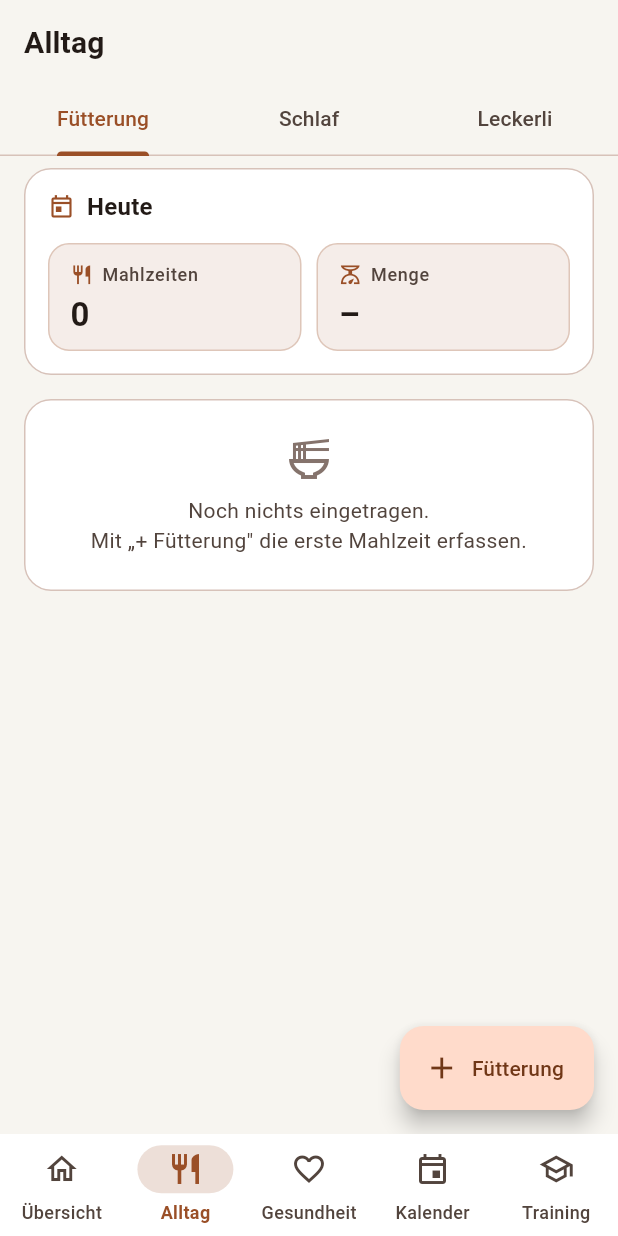
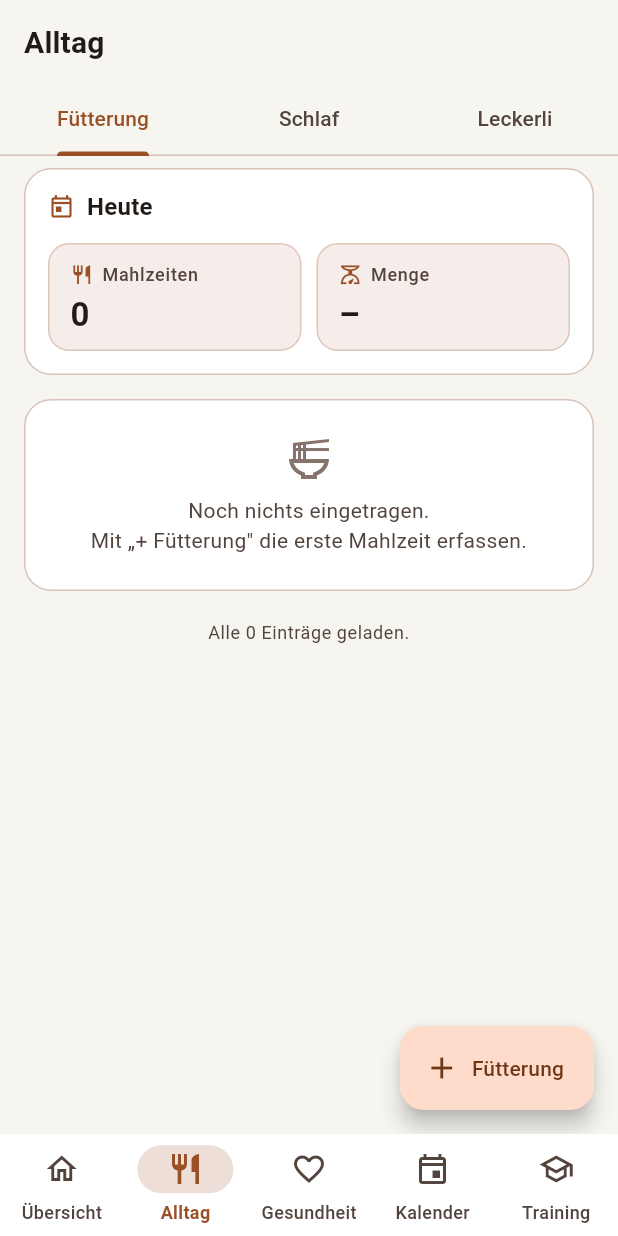
Before and after one commit to Nachtigall15/Moto, a Flutter app: the screen it shows once a user with an empty profile is signed in, after a tap on "Fütterung", on a phone screen of 412 x 824 dp. Run offline on Flutter 3.47's test engine with Material 3 defaults, Android fonts, the phone set to English and light mode, and no system bars; our stand-ins replace cloud_firestore, firebase_auth, firebase_core, fl_chart, flutter_map, geolocator and 3 more; accounts and stored records are empty.

Commit message:
Knopf zum Nachladen älterer Einträge
Das Fenster allein war die halbe Sache: Wer die alten Einträge nicht
erreichen kann, hält sie irgendwann für verloren. Unter jeder
wachsenden Liste steht jetzt, wie viele Einträge geladen sind – und
solange es noch ältere geben kann, ein Knopf "Ältere laden".

Dafür hängen die begrenzten Listen nicht mehr an einem festen
Abonnement, sondern werden je Bereich einzeln geführt. Nachladen setzt
schlicht dasselbe Abonnement mit größerem Fenster neu auf. Das ist
beliebig oft wiederholbar, kann nichts doppelt einspielen und nichts
auslassen; ist alles da, verschwindet der Knopf und die Zeile sagt
"Alle Einträge geladen".

Eingebaut in Fütterung, Schlaf, Entwicklung, Kalender und
Medikamentengaben.

Zur Klarstellung, weil die Frage berechtigt war: Die Grenze betrifft
ausschließlich das Laden. Gespeichert bleibt immer alles.

Co-Authored-By: Claude Opus 5 <noreply@anthropic.com>
Claude-Session: https://claude.ai/code/session_011kqfhCAMdKBSJoGVx4LySy

```diff
--- a/dogapp/lib/features/calendar/calendar_screen.dart
+++ b/dogapp/lib/features/calendar/calendar_screen.dart
@@ -123,6 +123,8 @@ class CalendarScreen extends StatelessWidget {
                 ),
                 const SizedBox(height: 16),
               ],
+          const MehrLaden(bereich: Bereich.termine),
+          const SizedBox(height: 16),
           if (erledigt.isNotEmpty) ...[
             Card(
               child: ExpansionTile(
--- a/dogapp/lib/features/common/ui.dart
+++ b/dogapp/lib/features/common/ui.dart
@@ -1,4 +1,7 @@
 import 'package:flutter/material.dart';
+import 'package:provider/provider.dart';
+
+import '../../state/app_state.dart';
 
 /// Karte mit Überschrift – das Grundelement aller Screens.
 class SectionCard extends StatelessWidget {
@@ -149,6 +152,74 @@ class StatTile extends StatelessWidget {
   }
 }
 
+/// Fuß einer wachsenden Liste: sagt, wie viel geladen ist, und lädt
+/// auf Knopfdruck den nächsten Schwung älterer Einträge dazu.
+///
+/// Die App zeigt aus Geschwindigkeitsgründen nur einen Ausschnitt der
+/// jüngsten Vergangenheit. Ohne diesen Fuß wäre nicht erkennbar, dass
+/// es überhaupt noch mehr gibt – und genau das lässt einen glauben,
+/// alte Einträge seien verloren.
+class MehrLaden extends StatefulWidget {
+  const MehrLaden({super.key, required this.bereich});
+
+  final Bereich bereich;
+
+  @override
+  State<MehrLaden> createState() => _MehrLadenState();
+}
+
+class _MehrLadenState extends State<MehrLaden> {
+  bool _laeuft = false;
+
+  Future<void> _laden() async {
+    setState(() => _laeuft = true);
+    await context.read<AppState>().mehrLaden(widget.bereich);
+    if (mounted) setState(() => _laeuft = false);
+  }
+
+  @override
+  Widget build(BuildContext context) {
+    final theme = Theme.of(context);
+    final state = context.watch<AppState>();
+    final anzahl = state.anzahlVon(widget.bereich);
+
+    // Am Rand kann es noch Älteres geben; sonst ist alles da.
+    final gibtVielleichtMehr = state.amRand(widget.bereich);
+
+    return Padding(
+      padding: const EdgeInsets.fromLTRB(4, 20, 4, 0),
+      child: Column(
+        children: [
+          Text(
+            gibtVielleichtMehr
+                ? '$anzahl Einträge geladen. Ältere sind gespeichert, '
+                    'aber noch nicht geladen.'
+                : 'Alle $anzahl Einträge geladen.',
+            textAlign: TextAlign.center,
+            style: theme.textTheme.bodySmall?.copyWith(
+              color: theme.colorScheme.onSurfaceVariant,
+            ),
+          ),
+          if (gibtVielleichtMehr) ...[
+            const SizedBox(height: 8),
+            OutlinedButton.icon(
+              onPressed: _laeuft ? null : _laden,
+              icon: _laeuft
+                  ? const SizedBox(
+                      width: 16,
+                      height: 16,
+                      child: CircularProgressIndicator(strokeWidth: 2),
+                    )
+                  : const Icon(Icons.history),
+              label: Text(_laeuft ? 'Lädt …' : 'Ältere laden'),
+            ),
+          ],
+        ],
+      ),
+    );
+  }
+}
+
 /// Datum + Uhrzeit in einem Rutsch abfragen. Gibt null zurück, wenn
 /// der Nutzer abbricht.
 Future<DateTime?> pickDateTime(
--- a/dogapp/lib/features/feeding/feeding_screen.dart
+++ b/dogapp/lib/features/feeding/feeding_screen.dart
@@ -23,7 +23,6 @@ class FeedingScreen extends StatelessWidget {
       byDay.putIfAbsent(startOfDay(f.zeitpunkt), () => []).add(f);
     }
     final days = byDay.keys.toList()..sort((a, b) => b.compareTo(a));
-    final vollstaendig = state.fuetterungenVollstaendig;
 
     return Scaffold(
       floatingActionButton: FloatingActionButton.extended(
@@ -92,18 +91,7 @@ class FeedingScreen extends StatelessWidget {
               ),
             ),
           ],
-          if (!vollstaendig)
-            Padding(
-              padding: const EdgeInsets.fromLTRB(4, 20, 4, 0),
-              child: Text(
-                'Zeigt die jüngsten Einträge. Ältere bleiben gespeichert, '
-                'werden aber nicht mitgeladen.',
-                textAlign: TextAlign.center,
-                style: Theme.of(context).textTheme.bodySmall?.copyWith(
-                      color: Theme.of(context).colorScheme.onSurfaceVariant,
-                    ),
-              ),
-            ),
+          const MehrLaden(bereich: Bereich.fuetterung),
         ],
       ),
     );
--- a/dogapp/lib/features/health/medication_screen.dart
+++ b/dogapp/lib/features/health/medication_screen.dart
@@ -134,6 +134,7 @@ class _MedicationScreenState extends State<MedicationScreen> {
                 ],
               ),
             ),
+          const MehrLaden(bereich: Bereich.gaben),
         ],
       ),
     );
--- a/dogapp/lib/features/sleep/sleep_screen.dart
+++ b/dogapp/lib/features/sleep/sleep_screen.dart
@@ -46,7 +46,6 @@ class _SleepScreenState extends State<SleepScreen> {
       byDay.putIfAbsent(startOfDay(s.start), () => []).add(s);
     }
     final days = byDay.keys.toList()..sort((a, b) => b.compareTo(a));
-    final vollstaendig = state.schlafVollstaendig;
 
     return Scaffold(
       floatingActionButton: FloatingActionButton.extended(
@@ -166,18 +165,7 @@ class _SleepScreenState extends State<SleepScreen> {
             icon: const Icon(Icons.edit_calendar_outlined),
             label: const Text('Schlafphase nachtragen'),
           ),
-          if (!vollstaendig)
-            Padding(
-              padding: const EdgeInsets.fromLTRB(4, 20, 4, 0),
-              child: Text(
-                'Zeigt die jüngsten Einträge. Ältere bleiben gespeichert, '
-                'werden aber nicht mitgeladen.',
-                textAlign: TextAlign.center,
-                style: Theme.of(context).textTheme.bodySmall?.copyWith(
-                      color: Theme.of(context).colorScheme.onSurfaceVariant,
-                    ),
-              ),
-            ),
+          const MehrLaden(bereich: Bereich.schlaf),
         ],
       ),
     );
--- a/dogapp/lib/features/weight/weight_screen.dart
+++ b/dogapp/lib/features/weight/weight_screen.dart
@@ -180,7 +180,7 @@ class _WeightScreenState extends State<WeightScreen> {
                     'so entsteht ein Entwicklungsverlauf.',
               ),
             )
-          else
+          else ...[
             Card(
               child: Column(
                 children: [
@@ -188,6 +188,8 @@ class _WeightScreenState extends State<WeightScreen> {
                 ],
               ),
             ),
+            const MehrLaden(bereich: Bereich.gewicht),
+          ],
         ],
       ),
     );
--- a/dogapp/lib/state/app_state.dart
+++ b/dogapp/lib/state/app_state.dart
@@ -13,6 +13,26 @@ import '../models/training.dart';
 import '../models/treat.dart';
 import '../models/vaccination.dart';
 import '../models/weight_entry.dart';
+
+/// Die Listen, die mit der Zeit wachsen und deshalb nur ausschnittweise
+/// geladen werden.
+///
+/// [schritt] ist zugleich die Startgröße und die Menge, die ein
+/// „Ältere laden" jeweils dazunimmt.
+enum Bereich {
+  fuetterung('fuetterungen', 'zeitpunkt', AppConfig.limitFuetterungen),
+  schlaf('schlaf', 'start', AppConfig.limitSchlaf),
+  gewicht('gewicht', 'zeitpunkt', AppConfig.limitGewicht),
+  termine('termine', 'zeitpunkt', AppConfig.limitTermine),
+  gaben('medikamentengaben', 'tag', AppConfig.limitGaben),
+  training('trainingseinheiten', 'tag', AppConfig.limitTraining);
+
+  const Bereich(this.sammlung, this.sortierFeld, this.schritt);
+
+  final String sammlung;
+  final String sortierFeld;
+  final int schritt;
+}
 
 /// Hält den kompletten Anwendungszustand und ist die einzige Stelle,
 /// die mit dem Repository spricht.
@@ -39,6 +59,52 @@ class AppState extends ChangeNotifier {
   static const _dProfile = 'profil';
 
   final List<StreamSubscription<dynamic>> _subs = [];
+
+  /// Abonnements der wachsenden Listen – einzeln gehalten, damit sich
+  /// ein Ausschnitt vergrößern lässt, ohne die App neu zu starten.
+  final Map<Bereich, StreamSubscription<dynamic>> _bereichSubs = {};
+  final Map<Bereich, int> _limits = {};
+  final Map<Bereich, void Function(List<Map<String, dynamic>>)> _handler = {};
+
+  /// Wie viele Einträge dieser Bereich gerade lädt.
+  int limitVon(Bereich b) => _limits[b] ?? b.schritt;
+
+  /// Wie viele davon tatsächlich angekommen sind.
+  int anzahlVon(Bereich b) => switch (b) {
+        Bereich.fuetterung => _feedings.length,
+        Bereich.schlaf => _sleeps.length,
+        Bereich.gewicht => _weights.length,
+        Bereich.termine => _appointments.length,
+        Bereich.gaben => _medLogs.length,
+        Bereich.training => _trainingLogs.length,
+      };
+
+  /// Ob die Liste am Rand des geladenen Ausschnitts steht. Nur dann
+  /// kann es überhaupt noch Älteres geben.
+  bool amRand(Bereich b) => anzahlVon(b) >= limitVon(b);
+
+  /// Nimmt den nächsten Schwung älterer Einträge dazu.
+  ///
+  /// Es wird nichts nachgeladen, was schon da ist – das Abonnement
+  /// wird schlicht mit einem größeren Fenster neu aufgesetzt. Deshalb
+  /// ist der Vorgang beliebig oft wiederholbar und kann nichts
+  /// durcheinanderbringen.
+  Future<void> mehrLaden(Bereich b) async {
+    _limits[b] = limitVon(b) + b.schritt;
+    await _abonniere(b);
+  }
+
+  Future<void> _abonniere(Bereich b) async {
+    await _bereichSubs[b]?.cancel();
+    _bereichSubs[b] = _repo
+        .watchCollection(
+          b.sammlung,
+          sortierFeld: b.sortierFeld,
+          limit: limitVon(b),
+        )
+        .listen(_handler[b]!);
+    notifyListeners();
+  }
 
   bool _ready = false;
   bool get ready => _ready;
@@ -85,41 +151,29 @@ class AppState extends ChangeNotifier {
       notifyListeners();
     }));
 
-    _subs.add(_repo
-        .watchCollection(_cFeedings,
-            sortierFeld: 'zeitpunkt', limit: AppConfig.limitFuetterungen)
-        .listen((rows) {
+    _handler[Bereich.fuetterung] = (rows) {
       _feedings = rows.map(FeedingEntry.fromJson).toList()
         ..sort((a, b) => b.zeitpunkt.compareTo(a.zeitpunkt));
       notifyListeners();
-    }));
+    };
 
-    _subs.add(_repo
-        .watchCollection(_cSleeps,
-            sortierFeld: 'start', limit: AppConfig.limitSchlaf)
-        .listen((rows) {
+    _handler[Bereich.schlaf] = (rows) {
       _sleeps = rows.map(SleepEntry.fromJson).toList()
         ..sort((a, b) => b.start.compareTo(a.start));
       notifyListeners();
-    }));
+    };
 
-    _subs.add(_repo
-        .watchCollection(_cWeights,
-            sortierFeld: 'zeitpunkt', limit: AppConfig.limitGewicht)
-        .listen((rows) {
+    _handler[Bereich.gewicht] = (rows) {
       _weights = rows.map(WeightEntry.fromJson).toList()
         ..sort((a, b) => b.zeitpunkt.compareTo(a.zeitpunkt));
       notifyListeners();
-    }));
+    };
 
-    _subs.add(_repo
-        .watchCollection(_cAppointments,
-            sortierFeld: 'zeitpunkt', limit: AppConfig.limitTermine)
-        .listen((rows) {
+    _handler[Bereich.termine] = (rows) {
       _appointments = rows.map(Appointment.fromJson).toList()
         ..sort((a, b) => a.zeitpunkt.compareTo(b.zeitpunkt));
       notifyListeners();
-    }));
+    };
 
     _subs.add(_repo.watchCollection(_cMedications).listen((rows) {
       _medications = rows.map(Medication.fromJson).toList()
@@ -127,15 +181,12 @@ class AppState extends ChangeNotifier {
       notifyListeners();
     }));
 
-    _subs.add(_repo
-        .watchCollection(_cMedLogs,
-            sortierFeld: 'tag', limit: AppConfig.limitGaben)
-        .listen((rows) {
+    _handler[Bereich.gaben] = (rows) {
       _medLogs = {
         for (final row in rows.map(MedicationLog.fromJson)) row.id: row,
       };
       notifyListeners();
-    }));
+    };
 
     _subs.add(_repo.watchCollection(_cVaccinations).listen((rows) {
       _vaccinations = rows.map(Vaccination.fromJson).toList()
@@ -153,15 +204,12 @@ class AppState extends ChangeNotifier {
       notifyListeners();
     }));
 
-    _subs.add(_repo
-        .watchCollection(_cTrainingLogs,
-            sortierFeld: 'tag', limit: AppConfig.limitTraining)
-        .listen((rows) {
+    _handler[Bereich.training] = (rows) {
       _trainingLogs = {
         for (final row in rows.map(TrainingLog.fromJson)) row.id: row,
       };
       notifyListeners();
-    }));
+    };
 
     _subs.add(_repo.watchCollection(_cPlans).listen((rows) {
       _plans = rows.map(TrainingPlan.fromJson).toList()
@@ -180,6 +228,11 @@ class AppState extends ChangeNotifier {
       notifyListeners();
     }));
 
+    // Erst wenn alle Empfänger stehen, die begrenzten Listen starten.
+    for (final b in Bereich.values) {
+      await _abonniere(b);
+    }
+
     _ready = true;
     notifyListeners();
   }
@@ -187,6 +240,9 @@ class AppState extends ChangeNotifier {
   @override
   void dispose() {
     for (final sub in _subs) {
+      sub.cancel();
+    }
+    for (final sub in _bereichSubs.values) {
       sub.cancel();
     }
     super.dispose();
@@ -223,15 +279,6 @@ class AppState extends ChangeNotifier {
     }
     return result;
   }
-
-  /// Ob die Liste den kompletten Bestand zeigt oder am Fensterrand
-  /// steht. Die Oberfläche sagt das dann dazu – sonst sucht jemand
-  /// irgendwann vergeblich nach der Fütterung vom letzten Frühjahr und
-  /// hält sie für verloren.
-  bool get fuetterungenVollstaendig =>
-      _feedings.length < AppConfig.limitFuetterungen;
-
-  bool get schlafVollstaendig => _sleeps.length < AppConfig.limitSchlaf;
 
   /// Bereits verwendete Futtersorten als Vorschläge beim Eintragen.
   List<String> get bekannteFuttersorten {
```
Also changed, not shown: 3 other files.
